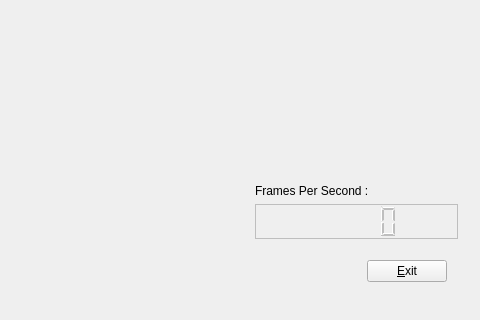
The window that PintatEficient/app/Principal.ui (mvm9289/va-qt2011) describes before a commit, drawn with Qt 5; both pictures show x 320 to 800 and y 280 to 600 of the 800 by 600 pixel window.
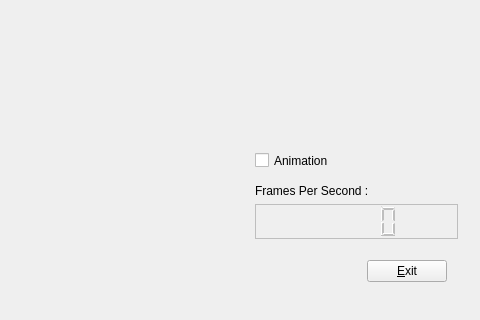
The same window after the commit. Custom widgets are drawn as their Qt base class.

Commit message: Added a checkbox that manages the movement of the object

What changed in the file:
```diff
--- a/PintatEficient/app/Principal.ui
+++ b/PintatEficient/app/Principal.ui
@@ -189,6 +189,25 @@
        </property>
       </spacer>
      </item>
+     <item>
+      <widget class="QCheckBox" name="checkBox">
+       <property name="enabled">
+        <bool>true</bool>
+       </property>
+       <property name="minimumSize">
+        <size>
+         <width>0</width>
+         <height>35</height>
+        </size>
+       </property>
+       <property name="cursor">
+        <cursorShape>PointingHandCursor</cursorShape>
+       </property>
+       <property name="text">
+        <string>Animation</string>
+       </property>
+      </widget>
+     </item>
      <item>
       <widget class="QLabel" name="label">
        <property name="text">
```
Left out of the diff: 28 changed lines with no effect on the pictures. The commit also changes 3 other files.
